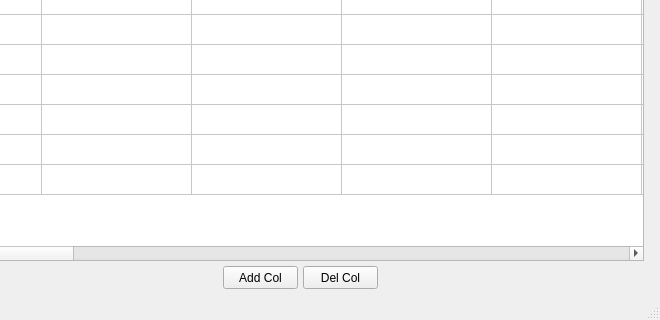
First picture: the form in Qt/PipeProperties/pipe_properties.ui, repository haphaeu/yoshimi, before the edit; both pictures show x 437 to 1097 and y 494 to 814 of the 1097 by 814 pixel window.
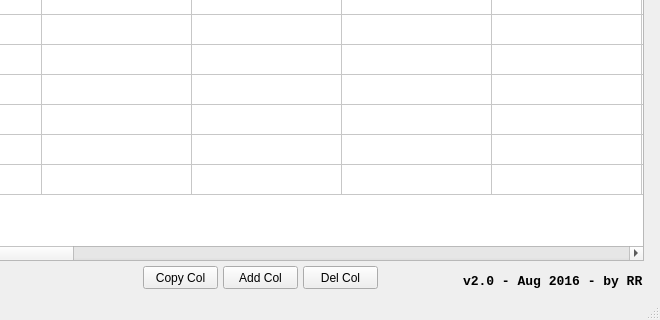
Second picture: the form after the edit.

Commit message: Further cosmetic changes in Pipe Properties

Patch:
```diff
--- a/Qt/PipeProperties/pipe_properties.ui
+++ b/Qt/PipeProperties/pipe_properties.ui
@@ -11,7 +11,7 @@
    </rect>
   </property>
   <property name="windowTitle">
-   <string>MainWindow</string>
+   <string>Pipe Properties</string>
   </property>
   <widget class="QWidget" name="centralwidget">
    <widget class="QComboBox" name="comboMaterial">
@@ -150,7 +150,7 @@
      <item row="2" column="3">
       <widget class="QLineEdit" name="lineWT">
        <property name="enabled">
-        <bool>false</bool>
+        <bool>true</bool>
        </property>
        <property name="font">
         <font>
@@ -183,6 +183,26 @@
      <string>Pipe Properties</string>
     </property>
    </widget>
+   <widget class="QLabel" name="labelTitle">
+    <property name="geometry">
+     <rect>
+      <x>900</x>
+      <y>760</y>
+      <width>181</width>
+      <height>31</height>
+     </rect>
+    </property>
+    <property name="font">
+     <font>
+      <family>Consolas</family>
+      <pointsize>10</pointsize>
+      <weight>75</weight>
+     </font>
+    </property>
+    <property name="text">
+     <string>v2.0 - Aug 2016 - by RR</string>
+    </property>
+   </widget>
    <widget class="QWidget" name="layoutWidget_2">
     <property name="geometry">
      <rect>
@@ -363,6 +383,19 @@
     <column/>
     <column/>
    </widget>
+   <widget class="QPushButton" name="buttonCopyCol">
+    <property name="geometry">
+     <rect>
+      <x>580</x>
+      <y>760</y>
+      <width>75</width>
+      <height>23</height>
+     </rect>
+    </property>
+    <property name="text">
+     <string>Copy Col</string>
+    </property>
+   </widget>
    <widget class="QPushButton" name="buttonAddCol">
     <property name="geometry">
      <rect>
@@ -737,8 +770,6 @@
    <zorder>labelTitle</zorder>
    <zorder>layoutWidget_2</zorder>
    <zorder>table</zorder>
-   <zorder>buttonAddRow</zorder>
-   <zorder>buttonDelRow</zorder>
    <zorder>buttonAddCol</zorder>
    <zorder>buttonDelCol</zorder>
    <zorder>label_14</zorder>
```
The commit also changes 1 other file.
